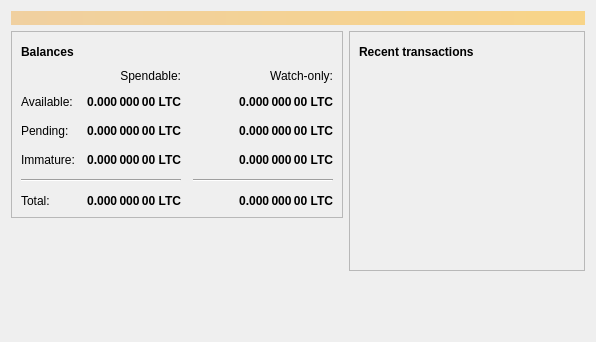
rngcoin-project/rngcoin, file src/qt/forms/overviewpage.ui: the form before one commit.
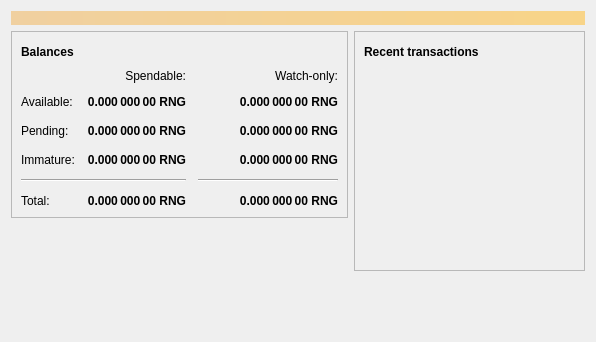
The form after the commit. Icons and pictures are not drawn.

```diff
--- a/src/qt/forms/overviewpage.ui
+++ b/src/qt/forms/overviewpage.ui
@@ -129,7 +129,7 @@
                <string>Unconfirmed transactions to watch-only addresses</string>
               </property>
               <property name="text">
-               <string notr="true">0.000 000 00 LTC</string>
+               <string notr="true">0.000 000 00 RNG</string>
               </property>
               <property name="alignment">
                <set>Qt::AlignRight|Qt::AlignTrailing|Qt::AlignVCenter</set>
@@ -154,7 +154,7 @@
                <string>Total of transactions that have yet to be confirmed, and do not yet count toward the spendable balance</string>
               </property>
               <property name="text">
-               <string notr="true">0.000 000 00 LTC</string>
+               <string notr="true">0.000 000 00 RNG</string>
               </property>
               <property name="alignment">
                <set>Qt::AlignRight|Qt::AlignTrailing|Qt::AlignVCenter</set>
@@ -179,7 +179,7 @@
                <string>Mined balance in watch-only addresses that has not yet matured</string>
               </property>
               <property name="text">
-               <string notr="true">0.000 000 00 LTC</string>
+               <string notr="true">0.000 000 00 RNG</string>
               </property>
               <property name="alignment">
                <set>Qt::AlignRight|Qt::AlignTrailing|Qt::AlignVCenter</set>
@@ -237,7 +237,7 @@
                <string>Mined balance that has not yet matured</string>
               </property>
               <property name="text">
-               <string notr="true">0.000 000 00 LTC</string>
+               <string notr="true">0.000 000 00 RNG</string>
               </property>
               <property name="alignment">
                <set>Qt::AlignRight|Qt::AlignTrailing|Qt::AlignVCenter</set>
@@ -282,7 +282,7 @@
                <string>Your current total balance</string>
               </property>
               <property name="text">
-               <string notr="true">0.000 000 00 LTC</string>
+               <string notr="true">0.000 000 00 RNG</string>
               </property>
               <property name="alignment">
                <set>Qt::AlignRight|Qt::AlignTrailing|Qt::AlignVCenter</set>
@@ -307,7 +307,7 @@
                <string>Current total balance in watch-only addresses</string>
               </property>
               <property name="text">
-               <string notr="true">0.000 000 00 LTC</string>
+               <string notr="true">0.000 000 00 RNG</string>
               </property>
               <property name="alignment">
                <set>Qt::AlignRight|Qt::AlignTrailing|Qt::AlignVCenter</set>
@@ -349,7 +349,7 @@
                <string>Your current spendable balance</string>
               </property>
               <property name="text">
-               <string notr="true">0.000 000 00 LTC</string>
+               <string notr="true">0.000 000 00 RNG</string>
               </property>
               <property name="alignment">
                <set>Qt::AlignRight|Qt::AlignTrailing|Qt::AlignVCenter</set>
@@ -374,7 +374,7 @@
                <string>Your current balance in watch-only addresses</string>
               </property>
               <property name="text">
-               <string notr="true">0.000 000 00 LTC</string>
+               <string notr="true">0.000 000 00 RNG</string>
               </property>
               <property name="alignment">
                <set>Qt::AlignRight|Qt::AlignTrailing|Qt::AlignVCenter</set>
```
Left out of the diff: 4 changed lines with no effect on the pictures.
